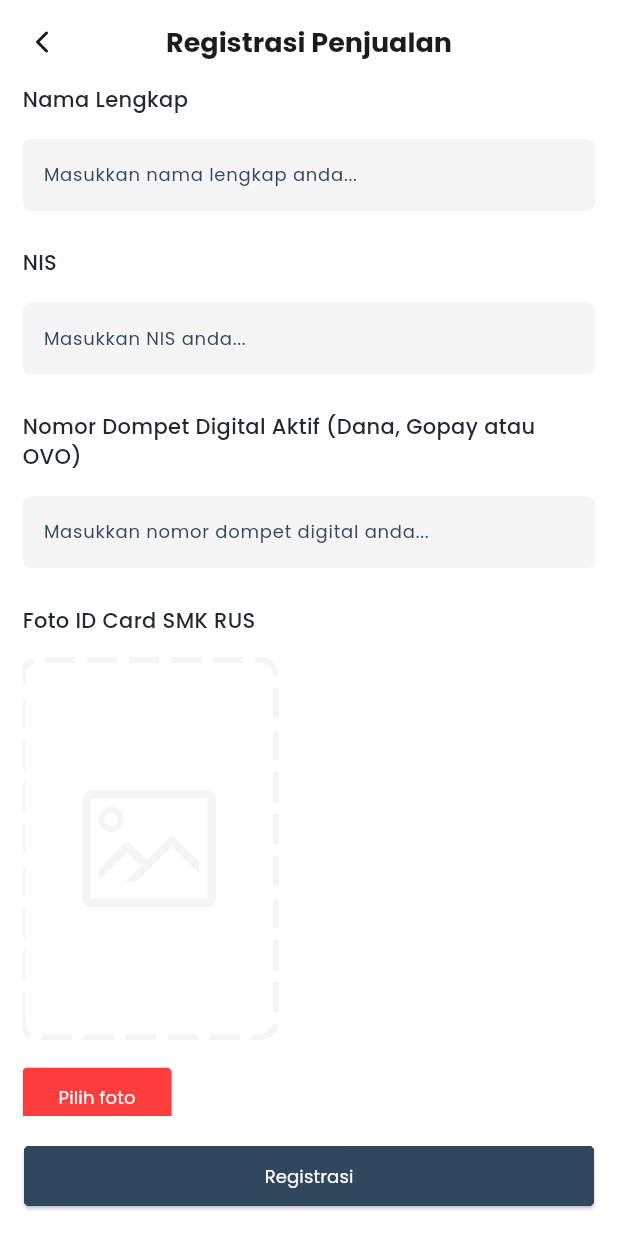
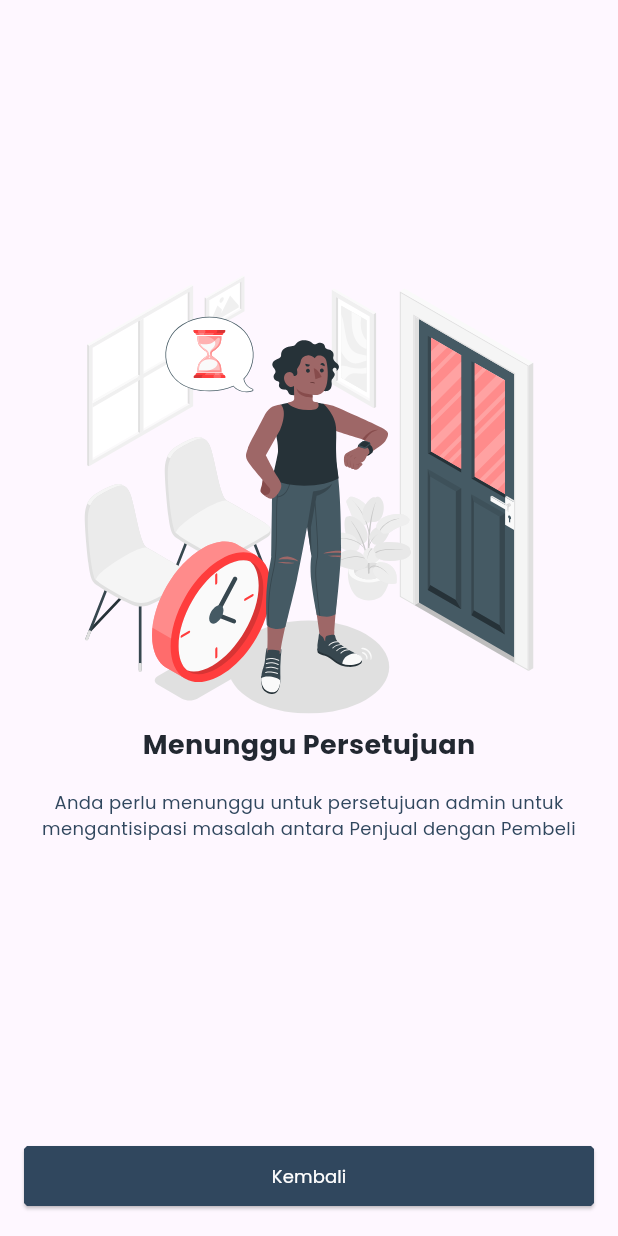
Before and after one commit to AufaNajid/RusConsign, a Flutter app: the RegisterSeller screen opened by its route, after a tap on "Registrasi", on a phone screen of 412 x 824 dp. Run offline on Flutter 3.47's test engine with Material 3 defaults, Android fonts, the phone set to English and light mode, and no system bars; drawn by our look-alikes of dotted_border; our stand-ins replace carousel_slider, firebase_auth, firebase_core, flutter_feather_icons, flutter_svg, get and 3 more; accounts and stored records are empty; network calls fail; project files that could hold a hidden picture were left out.

Commit message:
feat [Y2] Register Seller waiting & done

```diff
--- a/lib/registerSeller/register_seller.dart
+++ b/lib/registerSeller/register_seller.dart
@@ -1,6 +1,7 @@
 import 'package:dotted_border/dotted_border.dart';
 import 'package:flutter/material.dart';
 import 'package:flutter_svg/svg.dart';
+import 'package:get/get.dart';
 import 'package:rusconsign/registerSeller/widgets/appbar.dart';
 import 'package:rusconsign/registerSeller/widgets/customtextfield.dart';
 import 'package:rusconsign/utils/app_responsive.dart';
@@ -20,7 +21,9 @@ class RegisterSeller extends StatelessWidget {
             children: [
               Expanded(
                 child: ElevatedButton(
-                      onPressed: () {},
+                  onPressed: () {
+                    Get.toNamed("/waitingadmin");
+                  },
                   style: ElevatedButton.styleFrom(
                       backgroundColor: AppColors.button2,
                       shape: BeveledRectangleBorder(
@@ -32,8 +35,7 @@ class RegisterSeller extends StatelessWidget {
                 ),
               ),
             ],
-              )
-  ),
+          )),
       appBar: const AppBarRegisterSeller(title: "Registrasi Penjualan"),
       backgroundColor: AppColors.background,
       body: Padding(
@@ -51,12 +53,14 @@ class RegisterSeller extends StatelessWidget {
                     style: AppTextStyle().subHeader(AppColors.titleLine),
                   ),
                   SizedBox(
-                    height: AppResponsive().screenHeight(context)*0.02,
+                    height: AppResponsive().screenHeight(context) * 0.02,
                   ),
                   const TextFieldRegisterSeller(
                     hintText: "Masukkan nama lengkap anda...",
                   ),
-              SizedBox(height: AppResponsive().screenHeight(context)*0.03,)
+                  SizedBox(
+                    height: AppResponsive().screenHeight(context) * 0.03,
+                  )
                 ],
               ),
               Column(
@@ -68,12 +72,14 @@ class RegisterSeller extends StatelessWidget {
                     style: AppTextStyle().subHeader(AppColors.titleLine),
                   ),
                   SizedBox(
-                    height: AppResponsive().screenHeight(context)*0.02,
+                    height: AppResponsive().screenHeight(context) * 0.02,
                   ),
                   const TextFieldRegisterSellerNumber(
                     hintText: "Masukkan NIS anda...",
                   ),
-              SizedBox(height: AppResponsive().screenHeight(context)*0.03,)
+                  SizedBox(
+                    height: AppResponsive().screenHeight(context) * 0.03,
+                  )
                 ],
               ),
               Column(
@@ -85,18 +91,22 @@ class RegisterSeller extends StatelessWidget {
                     style: AppTextStyle().subHeader(AppColors.titleLine),
                   ),
                   SizedBox(
-                    height: AppResponsive().screenHeight(context)*0.02,
+                    height: AppResponsive().screenHeight(context) * 0.02,
                   ),
                   const TextFieldRegisterSellerNumber(
                     hintText: "Masukkan nomor dompet digital anda...",
                   ),
-              SizedBox(height: AppResponsive().screenHeight(context)*0.03,)
+                  SizedBox(
+                    height: AppResponsive().screenHeight(context) * 0.03,
+                  )
                 ],
               ),
-              Text("Foto ID Card SMK RUS",
-              style: AppTextStyle().subHeader(AppColors.titleLine),),
+              Text(
+                "Foto ID Card SMK RUS",
+                style: AppTextStyle().subHeader(AppColors.titleLine),
+              ),
               SizedBox(
-                height: AppResponsive().screenHeight(context)*0.02,
+                height: AppResponsive().screenHeight(context) * 0.02,
               ),
               DottedBorder(
                 borderType: BorderType.RRect,
@@ -117,7 +127,7 @@ class RegisterSeller extends StatelessWidget {
                 ),
               ),
               SizedBox(
-                height: AppResponsive().screenHeight(context)*0.02,
+                height: AppResponsive().screenHeight(context) * 0.02,
               ),
               ElevatedButton(
                 onPressed: () {},
@@ -130,8 +140,6 @@ class RegisterSeller extends StatelessWidget {
                   style: AppTextStyle().description(AppColors.background),
                 ),
               ),
-
-
             ],
           ),
         ),
--- /dev/null
+++ b/lib/registerSeller/register_seller_waiting.dart
@@ -0,0 +1,61 @@
+import 'package:flutter/material.dart';
+import 'package:flutter_svg/svg.dart';
+import 'package:get/get.dart';
+import 'package:rusconsign/utils/app_responsive.dart';
+import 'package:rusconsign/utils/colors.dart';
+import 'package:rusconsign/utils/text_style.dart';
+
+class RegisterSellerWaiting extends StatelessWidget {
+  const RegisterSellerWaiting({super.key});
+
+  @override
+  Widget build(BuildContext context) {
+
+        Future.delayed(Duration(seconds: 3), () {
+      Get.toNamed("/registersellerdone"); // Navigasi ke halaman RegisterSellerDone
+    });
+
+
+    return Scaffold(
+      bottomNavigationBar: BottomAppBar(
+          surfaceTintColor: Colors.transparent,
+          color: Colors.transparent,
+          child: Row(
+            children: [
+              Expanded(
+                child: ElevatedButton(
+                  onPressed: () {
+                    Get.back();
+                  },
+                  style: ElevatedButton.styleFrom(
+                      backgroundColor: AppColors.button2,
+                      shape: BeveledRectangleBorder(
+                          borderRadius: BorderRadius.circular(2))),
+                  child: Text(
+                    "Kembali",
+                    style: AppTextStyle().description(AppColors.background),
+                  ),
+                ),
+              ),
+            ],
+          )),
+      body: Center(
+        child: Column(
+          mainAxisAlignment: MainAxisAlignment.center,
+          children: [
+            SvgPicture.asset("assets/images/amico_waiting.svg"),
+            SizedBox(height: AppResponsive().screenHeight(context)*0.01,),
+            Text("Menunggu Persetujuan",
+                style: AppTextStyle().title(AppColors.titleLine)),
+            SizedBox(height: AppResponsive().screenHeight(context)*0.02,),
+            Text(
+              "Anda perlu menunggu untuk persetujuan admin untuk mengantisipasi masalah antara Penjual dengan Pembeli",
+              style: AppTextStyle().description(AppColors.description),
+              textAlign: TextAlign.center,
+            )
+          ],
+        ),
+      ),
+    );
+  }
+}
--- a/lib/routes/routes.dart
+++ b/lib/routes/routes.dart
@@ -10,6 +10,8 @@ import 'package:rusconsign/menu.dart';
 import 'package:rusconsign/notificationPage/notifcation_page.dart';
 import 'package:rusconsign/profilePage/profile_page.dart';
 import 'package:rusconsign/registerSeller/register_seller.dart';
+import 'package:rusconsign/registerSeller/register_seller_done.dart';
+import 'package:rusconsign/registerSeller/register_seller_waiting.dart';
 import 'package:rusconsign/settingPage/setting_page.dart';
 import 'package:rusconsign/settingPage/setting_page_binding.dart';
 import '../authentication/page/login_page.dart';
@@ -40,5 +42,7 @@ List<GetPage> routes = [
       name: "/settingpage",
       page: () => SettingPage(),
       binding: SettingPageBinding()),
-  GetPage(name: "/registerseller", page: () => const RegisterSeller())
+  GetPage(name: "/registerseller", page: () => const RegisterSeller()),
+  GetPage(name: "/waitingadmin", page: () =>const RegisterSellerWaiting()),
+  GetPage(name: "/registersellerdone", page: () => const RegisterSellerDone(),)
 ];
```
Also changed, not shown: lib/registerSeller/register_seller_done.dart (added, +59 -0 lines), assets/images/amico_waiting.svg (added), assets/images/pana_done.svg (added). Lines whose indentation alone changed are shown as unchanged.
